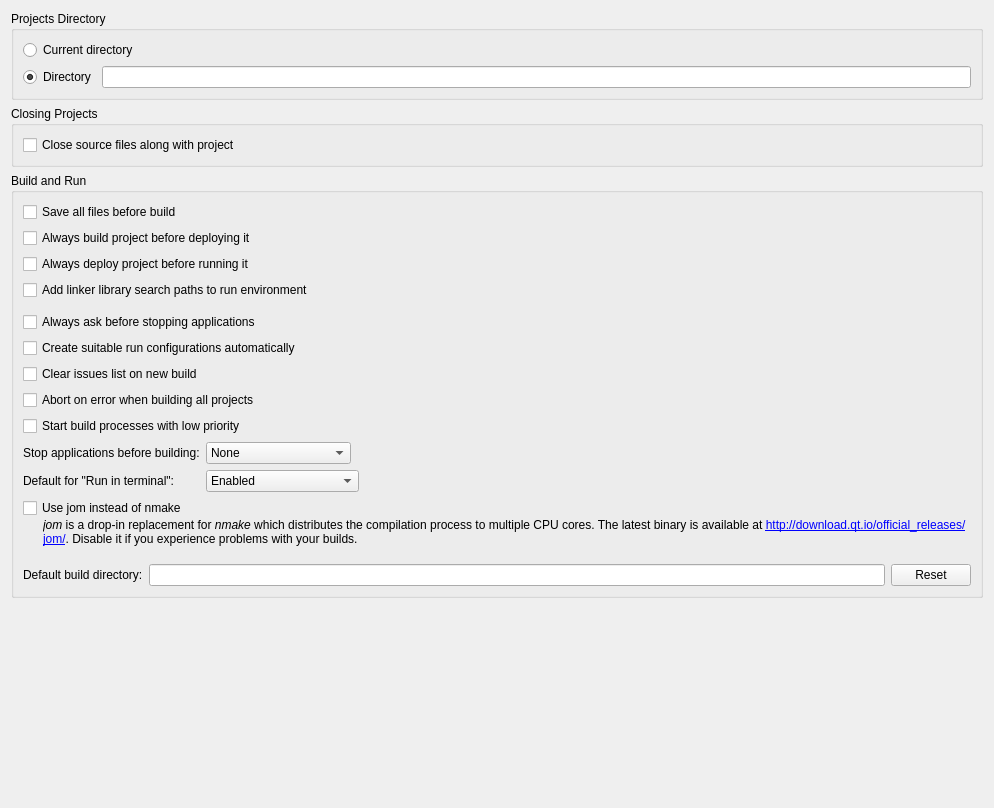
The window that src/plugins/projectexplorer/projectexplorersettingspage.ui (qt-creator/qt-creator) describes before a commit, drawn with Qt 5.
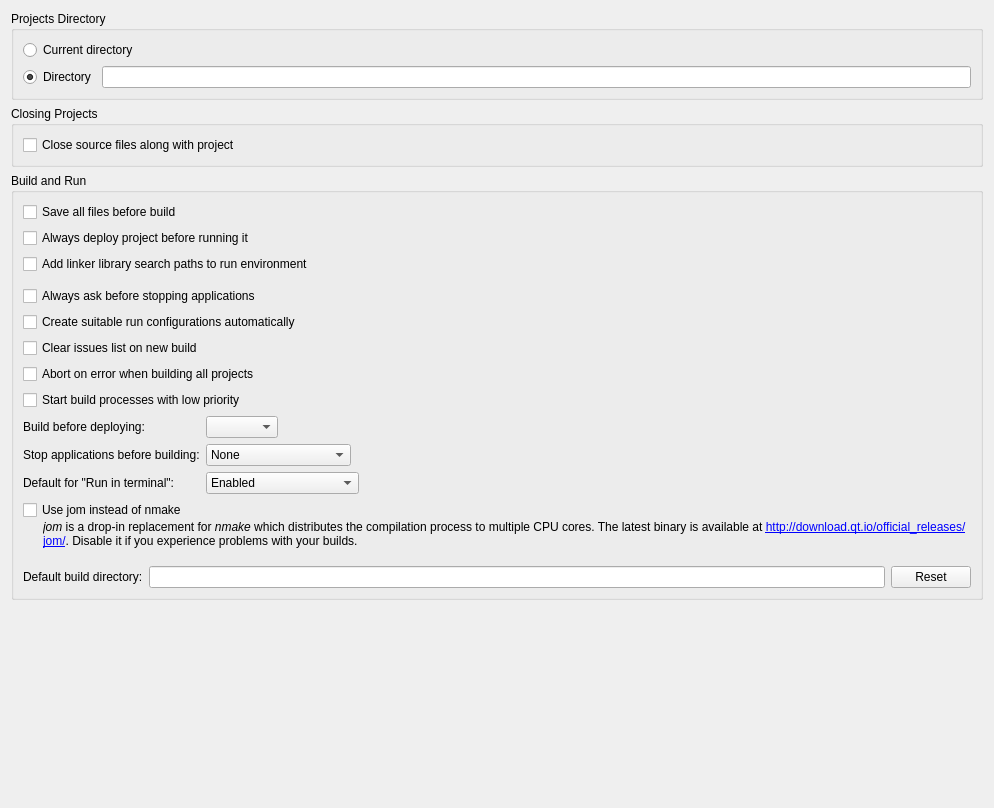
The same window after the commit. Custom widgets are drawn as their Qt base class.

Commit message:
ProjectExplorer: Provide the option to build only the app to be run
... instead of the entire project.
This can speed up the development cycle by ignoring irrelevant changes
in the project, potentially at the cost of missing parts that actually
should be re-built (in particular with build systems where a product
does not have full knowledge of its dependencies).
Supported by qmake and qbs for now.

The edit to the form file:
```diff
--- a/src/plugins/projectexplorer/projectexplorersettingspage.ui
+++ b/src/plugins/projectexplorer/projectexplorersettingspage.ui
@@ -67,88 +67,62 @@
      <property name="title">
       <string>Build and Run</string>
      </property>
-     <layout class="QVBoxLayout" name="verticalLayout_3">
-      <item>
-       <widget class="QCheckBox" name="saveAllFilesCheckBox">
-        <property name="text">
-         <string>Save all files before build</string>
-        </property>
-       </widget>
-      </item>
-      <item>
-       <widget class="QCheckBox" name="buildProjectBeforeDeployCheckBox">
-        <property name="text">
-         <string>Always build project before deploying it</string>
-        </property>
-       </widget>
-      </item>
-      <item>
-       <widget class="QCheckBox" name="deployProjectBeforeRunCheckBox">
-        <property name="text">
-         <string>Always deploy project before running it</string>
-        </property>
-       </widget>
-      </item>
-      <item>
+     <layout class="QGridLayout" name="gridLayout">
+      <item row="2" column="0">
        <widget class="QCheckBox" name="addLibraryPathsToRunEnvCheckBox">
         <property name="text">
          <string>Add linker library search paths to run environment</string>
         </property>
        </widget>
       </item>
-      <item>
-       <widget class="QWidget" name="widget_1" native="true">
-        <layout class="QHBoxLayout" name="horizontalLayout_5">
-         <property name="leftMargin">
-          <number>0</number>
-         </property>
-         <property name="topMargin">
-          <number>0</number>
-         </property>
-         <property name="rightMargin">
-          <number>0</number>
-         </property>
-         <property name="bottomMargin">
-          <number>0</number>
-         </property>
-        </layout>
-       </widget>
-      </item>
-      <item>
-       <widget class="QCheckBox" name="promptToStopRunControlCheckBox">
-        <property name="toolTip">
-         <string>Asks before terminating the running application in response to clicking the stop button in Application Output.</string>
-        </property>
-        <property name="text">
-         <string>Always ask before stopping applications</string>
-        </property>
-       </widget>
-      </item>
-      <item>
-       <widget class="QCheckBox" name="automaticallyCreateRunConfiguration">
-        <property name="toolTip">
-         <string>Creates suitable run configurations automatically when setting up a new kit.</string>
-        </property>
-        <property name="text">
-         <string>Create suitable run configurations automatically</string>
-        </property>
-       </widget>
-      </item>
-      <item>
+      <item row="6" column="0">
        <widget class="QCheckBox" name="clearIssuesCheckBox">
         <property name="text">
          <string>Clear issues list on new build</string>
         </property>
        </widget>
       </item>
-      <item>
+      <item row="7" column="0">
        <widget class="QCheckBox" name="abortBuildAllOnErrorCheckBox">
         <property name="text">
          <string>Abort on error when building all projects</string>
         </property>
        </widget>
       </item>
-      <item>
+      <item row="10" column="0">
+       <layout class="QVBoxLayout" name="verticalLayout">
+        <property name="spacing">
+         <number>0</number>
+        </property>
+        <item>
+         <widget class="QCheckBox" name="jomCheckbox">
+          <property name="whatsThis">
+           <string/>
+          </property>
+          <property name="text">
+           <string>Use jom instead of nmake</string>
+          </property>
+         </widget>
+        </item>
+        <item>
+         <widget class="QLabel" name="jomLabel">
+          <property name="text">
+           <string>&lt;i&gt;jom&lt;/i&gt; is a drop-in replacement for &lt;i&gt;nmake&lt;/i&gt; which distributes the compilation process to multiple CPU cores. The latest binary is available at &lt;a href=&quot;http://download.qt.io/official_releases/jom/&quot;&gt;http://download.qt.io/official_releases/jom/&lt;/a&gt;. Disable it if you experience problems with your builds.</string>
+          </property>
+          <property name="wordWrap">
+           <bool>true</bool>
+          </property>
+          <property name="indent">
+           <number>20</number>
+          </property>
+          <property name="openExternalLinks">
+           <bool>true</bool>
+          </property>
+         </widget>
+        </item>
+       </layout>
+      </item>
+      <item row="8" column="0">
        <widget class="QCheckBox" name="lowBuildPriorityCheckBox">
         <property name="toolTip">
          <string>Enable this if your system becomes unresponsive while building.</string>
@@ -158,16 +132,50 @@
         </property>
        </widget>
       </item>
-      <item>
+      <item row="1" column="0">
+       <widget class="QCheckBox" name="deployProjectBeforeRunCheckBox">
+        <property name="text">
+         <string>Always deploy project before running it</string>
+        </property>
+       </widget>
+      </item>
+      <item row="9" column="0">
        <layout class="QFormLayout" name="formLayout">
         <item row="0" column="0">
+         <widget class="QLabel" name="buildBeforeDeployLabel">
+          <property name="text">
+           <string>Build before deploying:</string>
+          </property>
+         </widget>
+        </item>
+        <item row="0" column="1">
+         <layout class="QHBoxLayout" name="horizontalLayout_4">
+          <item>
+           <widget class="QComboBox" name="buildBeforeDeployComboBox"/>
+          </item>
+          <item>
+           <spacer name="horizontalSpacer_3">
+            <property name="orientation">
+             <enum>Qt::Horizontal</enum>
+            </property>
+            <property name="sizeHint" stdset="0">
+             <size>
+              <width>40</width>
+              <height>20</height>
+             </size>
+            </property>
+           </spacer>
+          </item>
+         </layout>
+        </item>
+        <item row="1" column="0">
          <widget class="QLabel" name="labelStopBeforeBuild">
           <property name="text">
            <string>Stop applications before building:</string>
           </property>
          </widget>
         </item>
-        <item row="0" column="1">
+        <item row="1" column="1">
          <layout class="QHBoxLayout" name="horizontalLayout">
           <item>
            <widget class="QComboBox" name="stopBeforeBuildComboBox">
@@ -208,14 +216,14 @@
           </item>
          </layout>
         </item>
-        <item row="1" column="0">
+        <item row="2" column="0">
          <widget class="QLabel" name="terminalModeLabel">
           <property name="text">
            <string>Default for &quot;Run in terminal&quot;:</string>
           </property>
          </widget>
         </item>
-        <item row="1" column="1">
+        <item row="2" column="1">
          <layout class="QHBoxLayout" name="horizontalLayout_3">
           <item>
            <widget class="QComboBox" name="terminalModeComboBox">
@@ -253,40 +261,24 @@
         </item>
        </layout>
       </item>
-      <item>
-       <layout class="QVBoxLayout" name="verticalLayout">
-        <property name="spacing">
-         <number>0</number>
+      <item row="0" column="0">
+       <widget class="QCheckBox" name="saveAllFilesCheckBox">
+        <property name="text">
+         <string>Save all files before build</string>
         </property>
-        <item>
-         <widget class="QCheckBox" name="jomCheckbox">
-          <property name="whatsThis">
-           <string/>
-          </property>
-          <property name="text">
-           <string>Use jom instead of nmake</string>
-          </property>
-         </widget>
-        </item>
-        <item>
-         <widget class="QLabel" name="jomLabel">
-          <property name="text">
-           <string>&lt;i&gt;jom&lt;/i&gt; is a drop-in replacement for &lt;i&gt;nmake&lt;/i&gt; which distributes the compilation process to multiple CPU cores. The latest binary is available at &lt;a href=&quot;http://download.qt.io/official_releases/jom/&quot;&gt;http://download.qt.io/official_releases/jom/&lt;/a&gt;. Disable it if you experience problems with your builds.</string>
-          </property>
-          <property name="wordWrap">
-           <bool>true</bool>
-          </property>
-          <property name="indent">
-           <number>20</number>
-          </property>
-          <property name="openExternalLinks">
-           <bool>true</bool>
-          </property>
-         </widget>
-        </item>
-       </layout>
+       </widget>
       </item>
-      <item>
+      <item row="5" column="0">
+       <widget class="QCheckBox" name="automaticallyCreateRunConfiguration">
+        <property name="toolTip">
+         <string>Creates suitable run configurations automatically when setting up a new kit.</string>
+        </property>
+        <property name="text">
+         <string>Create suitable run configurations automatically</string>
+        </property>
+       </widget>
+      </item>
+      <item row="11" column="0">
        <layout class="QHBoxLayout" name="horizontalLayout_2">
         <property name="topMargin">
          <number>12</number>
@@ -310,6 +302,34 @@
         </item>
        </layout>
       </item>
+      <item row="3" column="0">
+       <widget class="QWidget" name="widget_1" native="true">
+        <layout class="QHBoxLayout" name="horizontalLayout_5">
+         <property name="leftMargin">
+          <number>0</number>
+         </property>
+         <property name="topMargin">
+          <number>0</number>
+         </property>
+         <property name="rightMargin">
+          <number>0</number>
+         </property>
+         <property name="bottomMargin">
+          <number>0</number>
+         </property>
+        </layout>
+       </widget>
+      </item>
+      <item row="4" column="0">
+       <widget class="QCheckBox" name="promptToStopRunControlCheckBox">
+        <property name="toolTip">
+         <string>Asks before terminating the running application in response to clicking the stop button in Application Output.</string>
+        </property>
+        <property name="text">
+         <string>Always ask before stopping applications</string>
+        </property>
+       </widget>
+      </item>
      </layout>
      <zorder>widget_1</zorder>
      <zorder>automaticallyCreateRunConfiguration</zorder>
```
Left out of the diff: 10 changed lines with no effect on the pictures. The commit also changes 14 other files.
